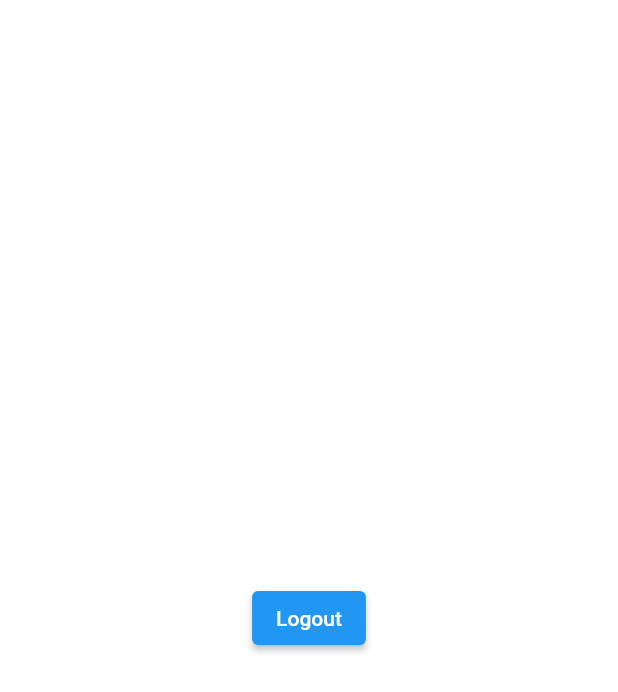
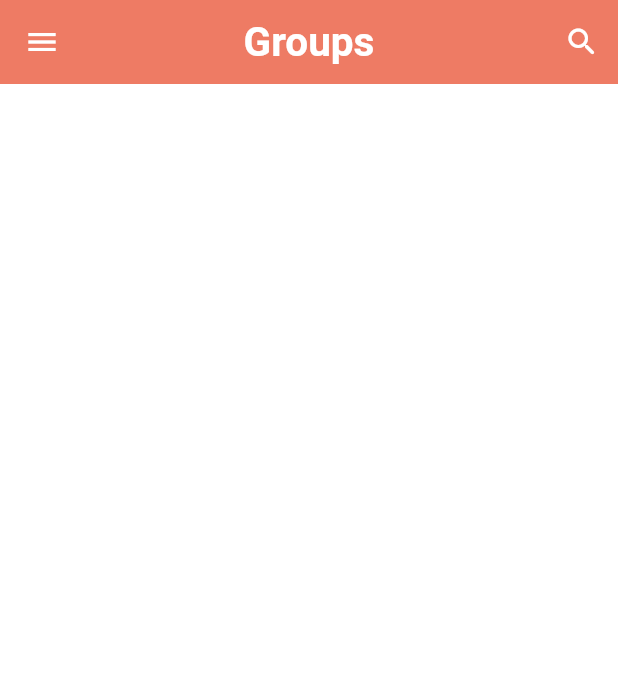
Before and after one commit to harshvarmora28/target_firebase_flutter_app, a Flutter app: the HomePage screen opened directly, on a phone screen of 412 x 824 dp. Shown: the top 692 px of the screen. Run offline on Flutter 3.47's test engine with Material 2 defaults, Android fonts, the light colour scheme and no system bars; our stand-ins replace cloud_firestore, firebase_auth, firebase_core, firebase_storage, shared_preferences; accounts and stored records are empty.

Commit message:
working with home page

```diff
--- a/lib/helper/helper_function.dart
+++ b/lib/helper/helper_function.dart
@@ -26,4 +26,12 @@
     SharedPreferences sf = await SharedPreferences.getInstance();
     return sf.getBool(userLoggedInKey);
   }
+  static Future<String?> getUserNameFromSF() async {
+    SharedPreferences sf = await SharedPreferences.getInstance();
+    return sf.getString(userNameKey);
+  }
+  static Future<String?> getUserEmailFromSF() async {
+    SharedPreferences sf = await SharedPreferences.getInstance();
+    return sf.getString(userEmailKey);
+  }
 }
--- a/lib/pages/home_page.dart
+++ b/lib/pages/home_page.dart
@@ -1,5 +1,10 @@
 import 'package:flutter/material.dart';
+import 'package:groupie_chatapp_firebase/helper/helper_function.dart';
+import 'package:groupie_chatapp_firebase/pages/auth/login_page.dart';
+import 'package:groupie_chatapp_firebase/pages/profile_page.dart';
+import 'package:groupie_chatapp_firebase/pages/search_page.dart';
 import 'package:groupie_chatapp_firebase/service/auth_service.dart';
+import 'package:groupie_chatapp_firebase/widgets/widgets.dart';
 
 class HomePage extends StatefulWidget {
   const HomePage({super.key});
@@ -9,17 +14,150 @@
 }
 
 class _HomePageState extends State<HomePage> {
+  String userName = "";
+  String email = "";
   AuthService authService = AuthService();
+
+  @override
+  void initState() {
+    super.initState();
+    gettingUserData();
+  }
+
+  gettingUserData() async {
+    await HelperFunction.getUserEmailFromSF().then((value) {
+      setState(() {
+        email = value!;
+      });
+    });
+    await HelperFunction.getUserNameFromSF().then((value) {
+      setState(() {
+        userName = value!;
+      });
+    });
+  }
+
   @override
   Widget build(BuildContext context) {
     return Scaffold(
-      body: Center(
-          child: ElevatedButton(
-        child: Text("Logout"),
-        onPressed: () {
-          authService.signOut();
-        },
-      )),
+      appBar: AppBar(
+        actions: [
+          IconButton(
+              onPressed: () {
+                nextScreen(context, const SearchPage());
+              },
+              icon: const Icon(Icons.search_rounded))
+        ],
+        elevation: 0,
+        centerTitle: true,
+        backgroundColor: Theme.of(context).primaryColor,
+        title: const Text(
+          "Groups",
+          style: TextStyle(
+            color: Colors.white,
+            fontWeight: FontWeight.bold,
+            fontSize: 27,
+          ),
+        ),
+      ),
+      drawer: Drawer(
+        child: ListView(
+          padding: const EdgeInsets.symmetric(vertical: 50),
+          children: <Widget>[
+            Icon(
+              Icons.account_circle,
+              size: 150,
+              color: Colors.grey[700],
+            ),
+            const SizedBox(
+              height: 15,
+            ),
+            Text(
+              userName,
+              textAlign: TextAlign.center,
+              style: const TextStyle(fontWeight: FontWeight.bold),
+            ),
+            const SizedBox(
+              height: 30,
+            ),
+            const Divider(
+              height: 2,
+            ),
+            ListTile(
+              onTap: () {},
+              selectedColor: Theme.of(context).primaryColor,
+              selected: true,
+              contentPadding:
+                  const EdgeInsets.symmetric(horizontal: 20, vertical: 5),
+              leading: const Icon(Icons.group),
+              title: const Text(
+                "Groups",
+                style: TextStyle(color: Colors.black),
+              ),
+            ),
+            ListTile(
+              onTap: () {
+                nextScreen(context, const ProfilePage());
+              },
+              selectedColor: Theme.of(context).primaryColor,
+              contentPadding:
+                  const EdgeInsets.symmetric(horizontal: 20, vertical: 5),
+              leading: const Icon(Icons.person),
+              title: const Text(
+                "Profile",
+                style: TextStyle(color: Colors.black),
+              ),
+            ),
+            ListTile(
+              onTap: () async {
+                showDialog(
+                    barrierDismissible: false,
+                    context: context,
+                    builder: (context) {
+                      return AlertDialog(
+                        title: const Text("Logout"),
+                        content: const Text("Are you sure to want to logout?"),
+                        actions: [
+                          IconButton(
+                              onPressed: () {
+                                Navigator.pop(context);
+                              },
+                              icon: const Icon(
+                                Icons.cancel_rounded,
+                                color: Colors.red,
+                              )),
+                          IconButton(
+                              onPressed: () async {
+                                await authService.signOut();
+                                Navigator.of(context).pushAndRemoveUntil(
+                                    MaterialPageRoute(
+                                        builder: (context) =>
+                                            const LoginPage()),
+                                    (route) => false);
+                              },
+                              icon: const Icon(
+                                Icons.done_rounded,
+                                color: Colors.green,
+                              )),
+                        ],
+                      );
+                    });
+                // authService.signOut().whenComplete(() {
+                //   nextScreenReplace(context, const LoginPage());
+                // });
+              },
+              selectedColor: Theme.of(context).primaryColor,
+              contentPadding:
+                  const EdgeInsets.symmetric(horizontal: 20, vertical: 5),
+              leading: const Icon(Icons.logout),
+              title: const Text(
+                "Logout",
+                style: TextStyle(color: Colors.black),
+              ),
+            ),
+          ],
+        ),
+      ),
     );
   }
 }
```
Also changed, not shown: lib/pages/profile_page.dart (added, +17 -0 lines), lib/pages/search_page.dart (added, +17 -0 lines).
